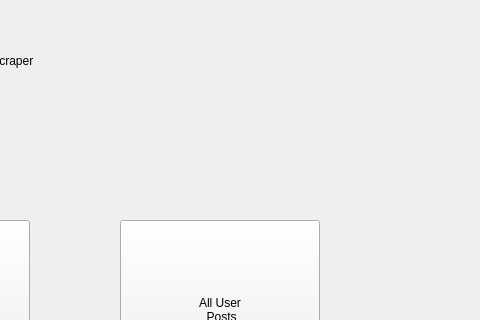
First picture: the form in main.ui, repository mido-99/Tweety, before the edit; both pictures show x 320 to 800 and y 0 to 320 of the 800 by 600 pixel window.
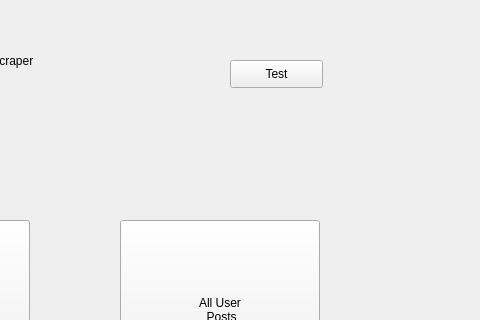
Second picture: the form after the edit. The open tabs and pages were chosen to show the change.

```diff
--- a/main.ui
+++ b/main.ui
@@ -137,6 +137,22 @@
        <string>X Scraper</string>
       </property>
      </widget>
+     <widget class="QPushButton" name="pushButton">
+      <property name="geometry">
+       <rect>
+        <x>550</x>
+        <y>60</y>
+        <width>93</width>
+        <height>28</height>
+       </rect>
+      </property>
+      <property name="text">
+       <string>Test</string>
+      </property>
+      <property name="autoDefault">
+       <bool>true</bool>
+      </property>
+     </widget>
     </widget>
     <widget class="QWidget" name="user_profile">
      <widget class="QLabel" name="label">
@@ -440,22 +456,6 @@
        </property>
       </item>
      </widget>
-     <widget class="QPushButton" name="pushButton">
-      <property name="geometry">
-       <rect>
-        <x>630</x>
-        <y>30</y>
-        <width>93</width>
-        <height>28</height>
-       </rect>
-      </property>
-      <property name="text">
-       <string>Test</string>
-      </property>
-      <property name="autoDefault">
-       <bool>true</bool>
-      </property>
-     </widget>
      <widget class="QLabel" name="label_4">
       <property name="geometry">
        <rect>
```
Left out of the diff: 2 changed lines with no effect on the pictures.
